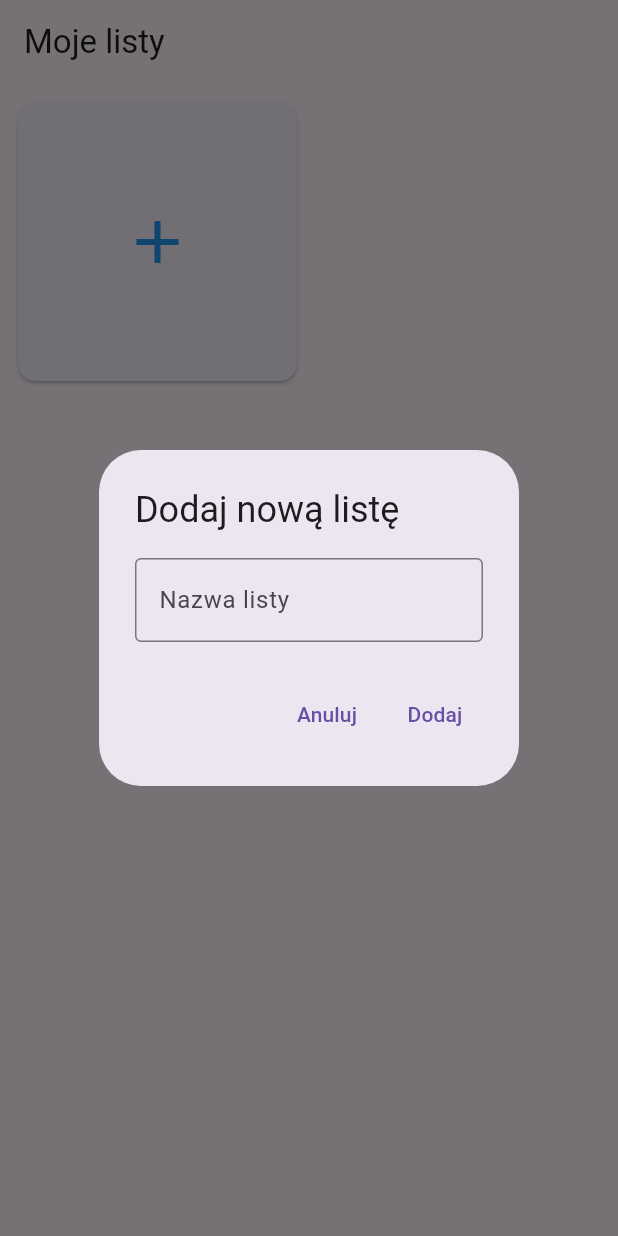
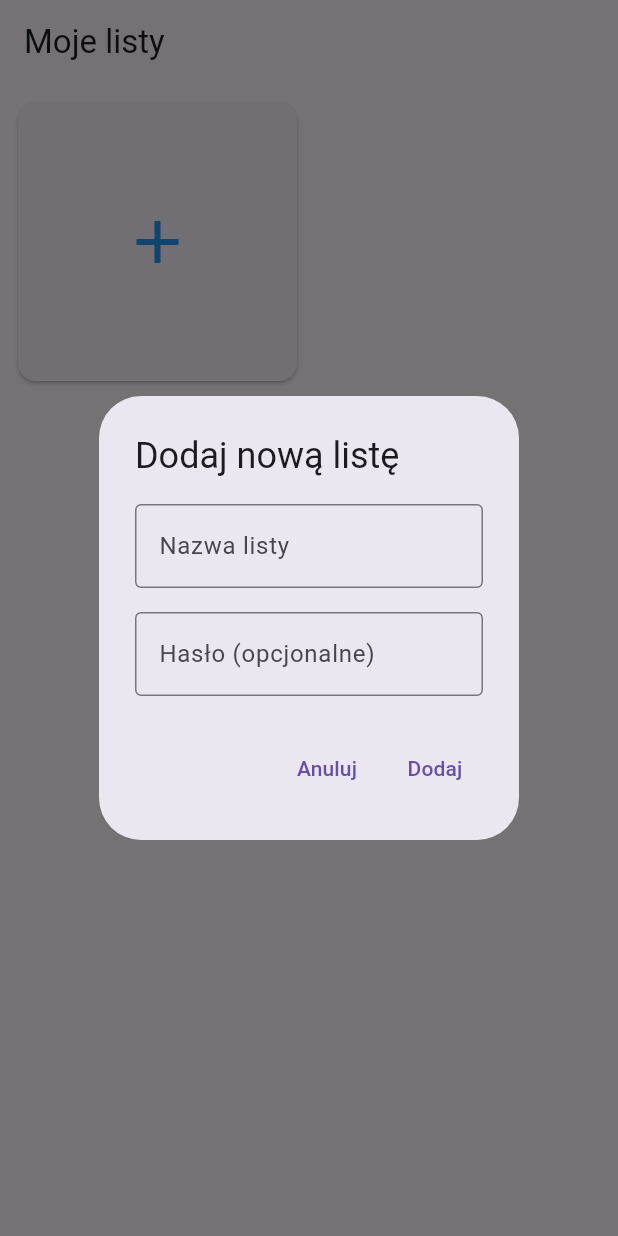
Before and after one commit to Tomas1410/my_flutter_todo, a Flutter app: the screen it shows after launch, after a tap on the "add" icon, on a phone screen of 412 x 824 dp. Run offline on Flutter 3.47's test engine with Material 3 defaults, Android fonts, the phone set to English and light mode, and no system bars; our stand-ins replace shared_preferences.

Commit message:
list building with password

```diff
--- a/lib/list_selection_screen.dart
+++ b/lib/list_selection_screen.dart
@@ -23,14 +23,66 @@ class _ListSelectionScreenState extends State<ListSelectionScreen> {
     setState(() {});
   }
 
-  void addList(String name) {
-    if (name.isNotEmpty) {
-      setState(() {
-        todoLists.add(TodoList(name: name, tasks: []));
-        saveTodoLists(todoLists);
-      });
-    }
+void _showAddListDialog() {
+  final TextEditingController passwordController = TextEditingController();
+
+  showDialog(
+    context: context,
+    builder: (context) {
+      return AlertDialog(
+        title: Text('Dodaj nową listę'),
+        content: Column(
+          mainAxisSize: MainAxisSize.min,
+          children: [
+            TextField(
+              controller: listNameController,
+              decoration: InputDecoration(
+                labelText: 'Nazwa listy',
+                border: OutlineInputBorder(),
+              ),
+            ),
+            SizedBox(height: 16),
+            TextField(
+              controller: passwordController,
+              decoration: InputDecoration(
+                labelText: 'Hasło (opcjonalne)',
+                border: OutlineInputBorder(),
+              ),
+              obscureText: true, // Ukryj hasło
+            ),
+          ],
+        ),
+        actions: [
+          TextButton(
+            onPressed: () {
+              Navigator.of(context).pop();
+            },
+            child: Text('Anuluj'),
+          ),
+          TextButton(
+            onPressed: () {
+              addList(listNameController.text, passwordController.text);
+              listNameController.clear();
+              passwordController.clear();
+              Navigator.of(context).pop();
+            },
+            child: Text('Dodaj'),
+          ),
+        ],
+      );
+    },
+  );
+}
+
+void addList(String name, String password) {
+  if (name.isNotEmpty) {
+    setState(() {
+      todoLists.add(TodoList(name: name, tasks: [], password: password.isNotEmpty ? password : null));
+      saveTodoLists(todoLists);
+    });
   }
+}
+
 
   void deleteList(int index) {
     setState(() {
@@ -105,38 +157,4 @@ class _ListSelectionScreenState extends State<ListSelectionScreen> {
       ),
     );
   }
-
-  void _showAddListDialog() {
-    showDialog(
-      context: context,
-      builder: (context) {
-        return AlertDialog(
-          title: Text('Dodaj nową listę'),
-          content: TextField(
-            controller: listNameController,
-            decoration: InputDecoration(
-              labelText: 'Nazwa listy',
-              border: OutlineInputBorder(),
-            ),
-          ),
-          actions: [
-            TextButton(
-              onPressed: () {
-                Navigator.of(context).pop();
-              },
-              child: Text('Anuluj'),
-            ),
-            TextButton(
-              onPressed: () {
-                addList(listNameController.text);
-                listNameController.clear();
-                Navigator.of(context).pop();
-              },
-              child: Text('Dodaj'),
-            ),
-          ],
-        );
-      },
-    );
-  }
 }
--- a/lib/models.dart
+++ b/lib/models.dart
@@ -1,13 +1,15 @@
 class TodoList {
   String name;
   List<Task> tasks;
+  String? password; // Opcjonalne hasło
 
-  TodoList({required this.name, required this.tasks});
+  TodoList({required this.name, required this.tasks, this.password});
 
   Map<String, dynamic> toJson() {
     return {
       'name': name,
       'tasks': tasks.map((task) => task.toJson()).toList(),
+      'password': password,
     };
   }
 
@@ -15,6 +17,7 @@ class TodoList {
     return TodoList(
       name: json['name'],
       tasks: (json['tasks'] as List).map((task) => Task.fromJson(task)).toList(),
+      password: json['password'],
     );
   }
 }
```
Also changed, not shown: lib/todo_list_screen.dart (+73 -4 lines).
